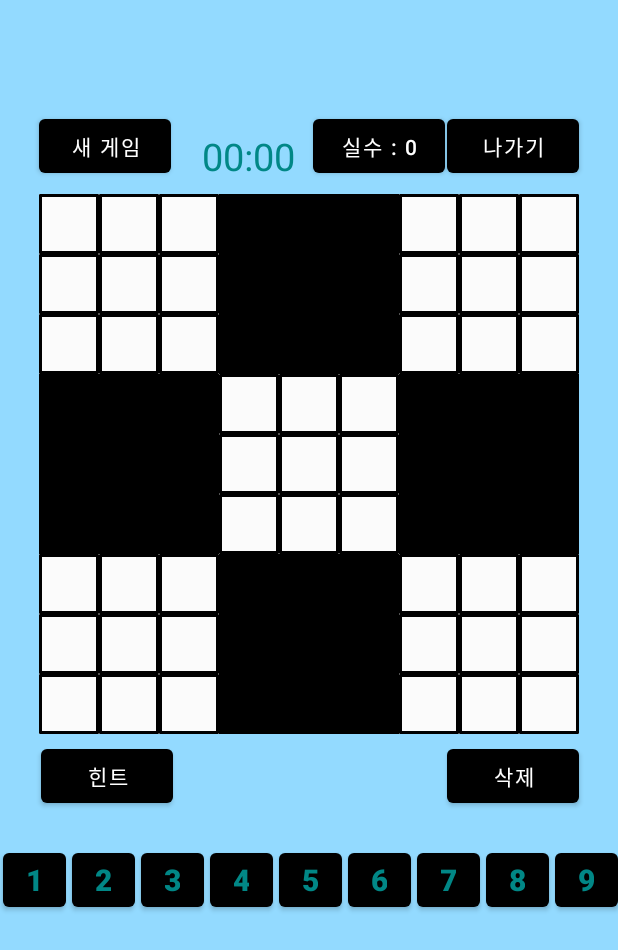
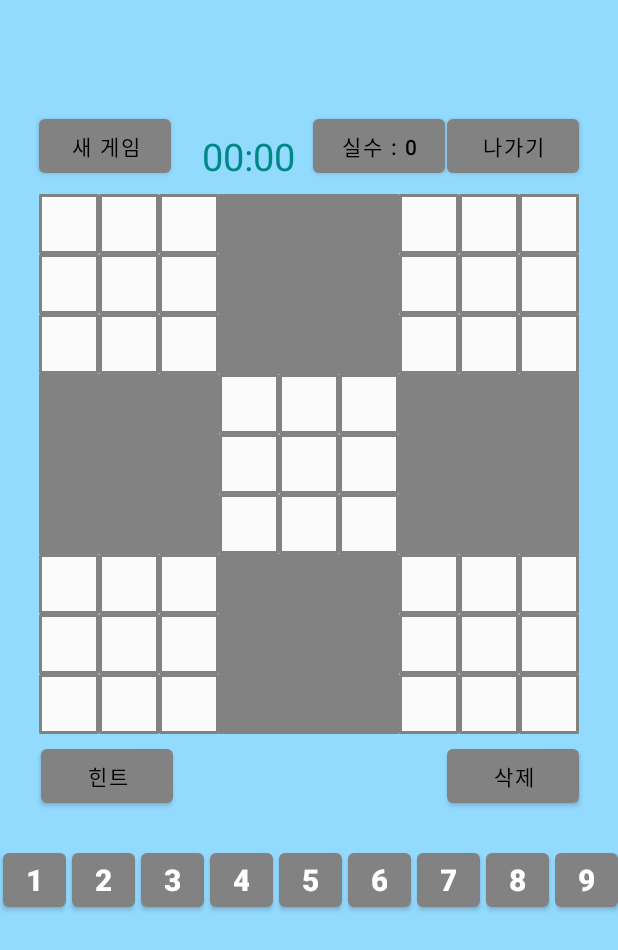
Before and after one commit to FLU0RITE/sudoku, an Android app: the layout activity_main.xml on its own in the app's theme, with its tools: preview values and no code run, on a phone screen of 412 x 824 dp. Shown: the top 950 px of the screen. Run offline under Robolectric (Android 15) with nearby library versions, the phone set to English and light mode, and no system bars.

Commit message:
색바꿈

```diff
--- a/app/src/main/java/com/example/sudoku/MainActivity.kt
+++ b/app/src/main/java/com/example/sudoku/MainActivity.kt
@@ -31,7 +31,7 @@ class MainActivity : AppCompatActivity() {
             boardInit()
         }
         binding.hintB.setOnClickListener{
-            binding.clock.stop()
+
         }
         binding.exitB.setOnClickListener{
             finish()
--- a/app/src/main/res/layout/activity_main.xml
+++ b/app/src/main/res/layout/activity_main.xml
@@ -1157,7 +1157,7 @@
             android:layout_column="0"
             android:layout_margin="2dp"
             android:text="1"
-            android:textColor="@color/teal_700"
+            android:textColor="@color/white"
             android:textSize="20dp"
             android:textStyle="bold" />
 
@@ -1169,7 +1169,7 @@
             android:layout_column="1"
             android:layout_margin="2dp"
             android:text="2"
-            android:textColor="@color/teal_700"
+            android:textColor="@color/white"
             android:textSize="20dp"
             android:textStyle="bold" />
 
@@ -1181,7 +1181,7 @@
             android:layout_column="2"
             android:layout_margin="2dp"
             android:text="3"
-            android:textColor="@color/teal_700"
+            android:textColor="@color/white"
             android:textSize="20dp"
             android:textStyle="bold" />
 
@@ -1193,7 +1193,7 @@
             android:layout_column="3"
             android:layout_margin="2dp"
             android:text="4"
-            android:textColor="@color/teal_700"
+            android:textColor="@color/white"
             android:textSize="20dp"
             android:textStyle="bold" />
 
@@ -1205,7 +1205,7 @@
             android:layout_column="4"
             android:layout_margin="2dp"
             android:text="5"
-            android:textColor="@color/teal_700"
+            android:textColor="@color/white"
             android:textSize="20dp"
             android:textStyle="bold" />
 
@@ -1215,7 +1215,7 @@
             android:layout_height="match_parent"
             android:layout_margin="2dp"
             android:text="6"
-            android:textColor="@color/teal_700"
+            android:textColor="@color/white"
             android:textSize="20dp"
             android:textStyle="bold" />
 
@@ -1225,7 +1225,7 @@
             android:layout_height="match_parent"
             android:layout_margin="2dp"
             android:text="7"
-            android:textColor="@color/teal_700"
+            android:textColor="@color/white"
             android:textSize="20dp"
             android:textStyle="bold" />
 
@@ -1237,7 +1237,7 @@
             android:layout_column="7"
             android:layout_margin="2dp"
             android:text="8"
-            android:textColor="@color/teal_700"
+            android:textColor="@color/white"
             android:textSize="20dp"
             android:textStyle="bold" />
 
@@ -1249,7 +1249,7 @@
             android:layout_column="8"
             android:layout_margin="2dp"
             android:text="9"
-            android:textColor="@color/teal_700"
+            android:textColor="@color/white"
             android:textSize="20dp"
             android:textStyle="bold" />
 
--- a/app/src/main/res/values/themes.xml
+++ b/app/src/main/res/values/themes.xml
@@ -2,9 +2,9 @@
     <!-- Base application theme. -->
     <style name="Theme.Sudoku" parent="Theme.MaterialComponents.DayNight.NoActionBar">
         <!-- Primary brand color. -->
-        <item name="colorPrimary">@color/black</item>
-        <item name="colorPrimaryVariant">@color/purple_700</item>
-        <item name="colorOnPrimary">@color/white</item>
+        <item name="colorPrimary">@color/ash</item>
+        <item name="colorPrimaryVariant">@color/black</item>
+        <item name="colorOnPrimary">@color/black</item>
         <!-- Secondary brand color. -->
         <item name="colorSecondary">@color/teal_200</item>
         <item name="colorSecondaryVariant">@color/teal_700</item>
```
Also changed, not shown: app/src/main/res/drawable/asd.png (added), app/src/main/res/drawable/black_box.png (added), app/src/main/res/drawable/black_box2.png (added), app/src/main/res/drawable/square.png (added), app/src/main/res/drawable/white_box.png (added).
